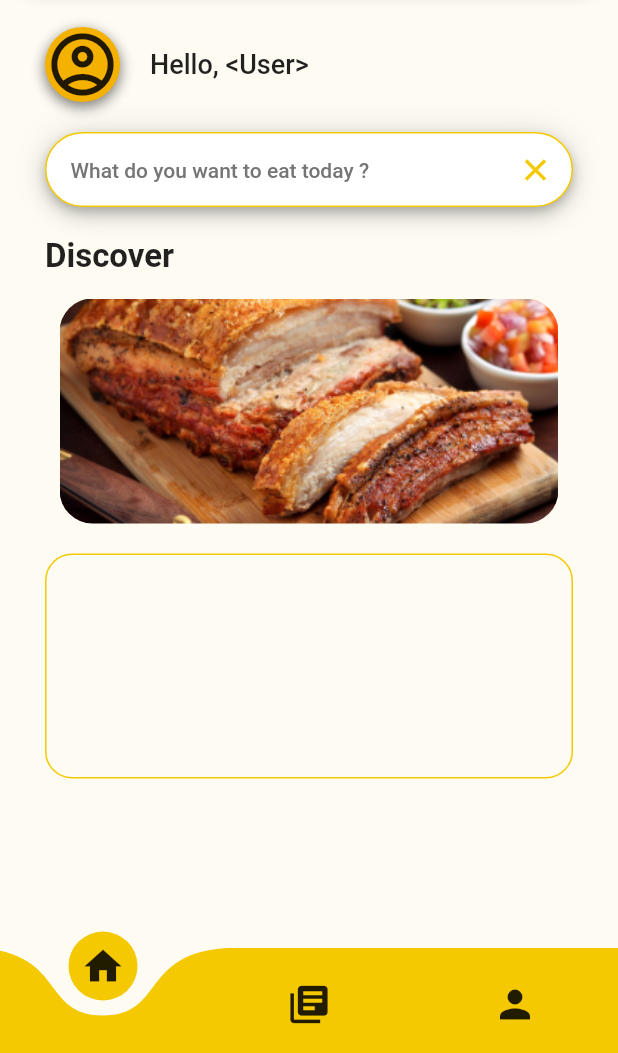
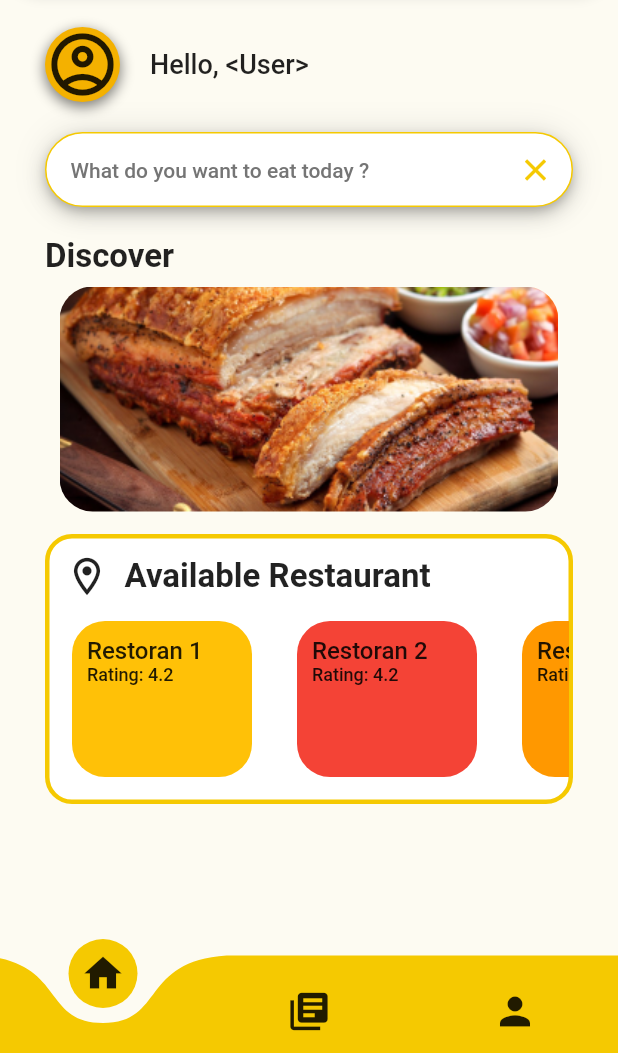
Before and after one commit to jaflanet/Masakin-android-app, a Flutter app: the MainPage screen opened by its route, after a tap on the "search" icon, on a phone screen of 412 x 824 dp, the part 183-1236 px from its top. Run offline on Flutter 3.47's test engine with Material 2 defaults, Android fonts, the phone set to English and light mode, and no system bars; drawn by our look-alikes of carousel_slider, curved_navigation_bar; our stand-ins replace form_field_validator.

Commit message:
potrait lock, home screen done

```diff
--- a/lib/main.dart
+++ b/lib/main.dart
@@ -2,6 +2,7 @@ import 'package:flutter/material.dart';
 import 'package:masakin_app/pages/login_page.dart';
 import 'package:masakin_app/pages/register_page.dart';
 import 'pages/main_page.dart';
+import 'package:flutter/services.dart';
 
 void main() {
   runApp(const MyApp());
@@ -13,6 +14,9 @@ class MyApp extends StatelessWidget {
   // This widget is the root of your application.
   @override
   Widget build(BuildContext context) {
+    SystemChrome.setPreferredOrientations([
+      DeviceOrientation.portraitUp,
+    ]);
     return MaterialApp(
       title: 'Masak.in',
       theme: ThemeData(
--- a/lib/pages/main_page.dart
+++ b/lib/pages/main_page.dart
@@ -18,14 +18,22 @@ class _MainPage extends State<MainPage> {
     const HistoryScreen(),
     const AccountScreen()
   ];
+  late double toolbarHeight;
 
   @override
   Widget build(BuildContext context) {
+    if (selectedIndex == 2) {
+      toolbarHeight = 300;
+    } else {
+      toolbarHeight = 110;
+    }
     return Scaffold(
         backgroundColor: Color(0xFFFDFBF2),
-        appBar: Header(),
+        appBar: Header(
+          toolbarHeight: toolbarHeight,
+        ),
         bottomNavigationBar: CurvedNavigationBar(
-          height: 70,
+          height: 65,
           backgroundColor: Color(0xFFFDFBF2),
           color: Color(0xFFF5C901),
           animationDuration: Duration(milliseconds: 400),
--- a/lib/pages/screen/home.dart
+++ b/lib/pages/screen/home.dart
@@ -49,15 +49,14 @@ class _HomeScreenState extends State<HomeScreen> {
               'Discover',
               style: TextStyle(fontWeight: FontWeight.w600, fontSize: 22),
             ),
-            SizedBox(height: 15),
+            SizedBox(height: 7),
             CarouselSlider(
               options: CarouselOptions(
                   height: 150,
                   enlargeCenterPage: true,
                   autoPlay: true,
                   autoPlayCurve: Curves.fastOutSlowIn,
-                  enableInfiniteScroll: true,
-                  autoPlayAnimationDuration: Duration(seconds: 1),
+                  autoPlayAnimationDuration: Duration(seconds: 2),
                   viewportFraction: 1),
               items: [
                 ClipRRect(
@@ -69,16 +68,139 @@ class _HomeScreenState extends State<HomeScreen> {
                 ),
               ],
             ),
-            SizedBox(height: 20),
+            SizedBox(height: 15),
             Container(
-              height: 150,
-              decoration: BoxDecoration(
-                borderRadius: BorderRadius.circular(18),
-                border: Border.all(
-                  color: Color(0xFFF5C901),
+                height: 180,
+                decoration: BoxDecoration(
+                  color: Colors.white,
+                  borderRadius: BorderRadius.circular(18),
+                  border: Border.all(color: Color(0xFFF5C901), width: 3),
                 ),
-              ),
-            ),
+                child: Column(
+                  children: [
+                    SizedBox(height: 5),
+                    Padding(
+                      padding: const EdgeInsets.fromLTRB(10, 5, 0, 5),
+                      child: Row(
+                        children: [
+                          Icon(
+                            Icons.location_on_outlined,
+                            size: 30,
+                          ),
+                          SizedBox(width: 10),
+                          Text(
+                            'Available Restaurant',
+                            textAlign: TextAlign.left,
+                            style: TextStyle(
+                              fontWeight: FontWeight.w600,
+                              fontSize: 22,
+                            ),
+                          ),
+                        ],
+                      ),
+                    ),
+                    Expanded(
+                      child: ListView(
+                        scrollDirection: Axis.horizontal,
+                        children: [
+                          Container(
+                            decoration: BoxDecoration(
+                              borderRadius: BorderRadius.circular(22),
+                              color: Colors.amber,
+                            ),
+                            margin: EdgeInsets.fromLTRB(15, 10, 15, 15),
+                            height: 120,
+                            width: 120,
+                            child: Padding(
+                              padding: const EdgeInsets.all(10),
+                              child: Column(
+                                crossAxisAlignment: CrossAxisAlignment.start,
+                                children: [
+                                  Text(
+                                    'Restoran 1',
+                                    style: TextStyle(
+                                      fontWeight: FontWeight.w500,
+                                      fontSize: 16,
+                                    ),
+                                  ),
+                                  Text(
+                                    'Rating: 4.2',
+                                    style: TextStyle(
+                                      fontWeight: FontWeight.w500,
+                                      fontSize: 12,
+                                    ),
+                                  )
+                                ],
+                              ),
+                            ),
+                          ),
+                          Container(
+                            decoration: BoxDecoration(
+                              borderRadius: BorderRadius.circular(22),
+                              color: Colors.red,
+                            ),
+                            margin: EdgeInsets.fromLTRB(15, 10, 15, 15),
+                            height: 120,
+                            width: 120,
+                            child: Padding(
+                              padding: const EdgeInsets.all(10),
+                              child: Column(
+                                crossAxisAlignment: CrossAxisAlignment.start,
+                                children: [
+                                  Text(
+                                    'Restoran 2',
+                                    style: TextStyle(
+                                      fontWeight: FontWeight.w500,
+                                      fontSize: 16,
+                                    ),
+                                  ),
+                                  Text(
+                                    'Rating: 4.2',
+                                    style: TextStyle(
+                                      fontWeight: FontWeight.w500,
+                                      fontSize: 12,
+                                    ),
+                                  )
+                                ],
+                              ),
+                            ),
+                          ),
+                          Container(
+                            decoration: BoxDecoration(
+                              borderRadius: BorderRadius.circular(22),
+                              color: Colors.orange,
+                            ),
+                            margin: EdgeInsets.fromLTRB(15, 10, 15, 15),
+                            height: 120,
+                            width: 120,
+                            child: Padding(
+                              padding: const EdgeInsets.all(10),
+                              child: Column(
+                                crossAxisAlignment: CrossAxisAlignment.start,
+                                children: [
+                                  Text(
+                                    'Restoran 3',
+                                    style: TextStyle(
+                                      fontWeight: FontWeight.w500,
+                                      fontSize: 16,
+                                    ),
+                                  ),
+                                  Text(
+                                    'Rating: 4.2',
+                                    style: TextStyle(
+                                      fontWeight: FontWeight.w500,
+                                      fontSize: 12,
+                                    ),
+                                  )
+                                ],
+                              ),
+                            ),
+                          ),
+                        ],
+                      ),
+                    ),
+                  ],
+                )),
           ],
         ),
       ),
--- a/lib/widget/header.dart
+++ b/lib/widget/header.dart
@@ -1,7 +1,9 @@
 import 'package:flutter/material.dart';
 
 class Header extends StatelessWidget implements PreferredSizeWidget {
-  const Header({Key? key}) : super(key: key);
+  const Header({Key? key, required this.toolbarHeight}) : super(key: key);
+
+  final double toolbarHeight;
 
   @override
   Widget build(BuildContext context) {
@@ -20,5 +22,5 @@ class Header extends StatelessWidget implements PreferredSizeWidget {
   }
 
   @override
-  Size get preferredSize => Size.fromHeight(110);
+  Size get preferredSize => Size.fromHeight(toolbarHeight);
 }
```
